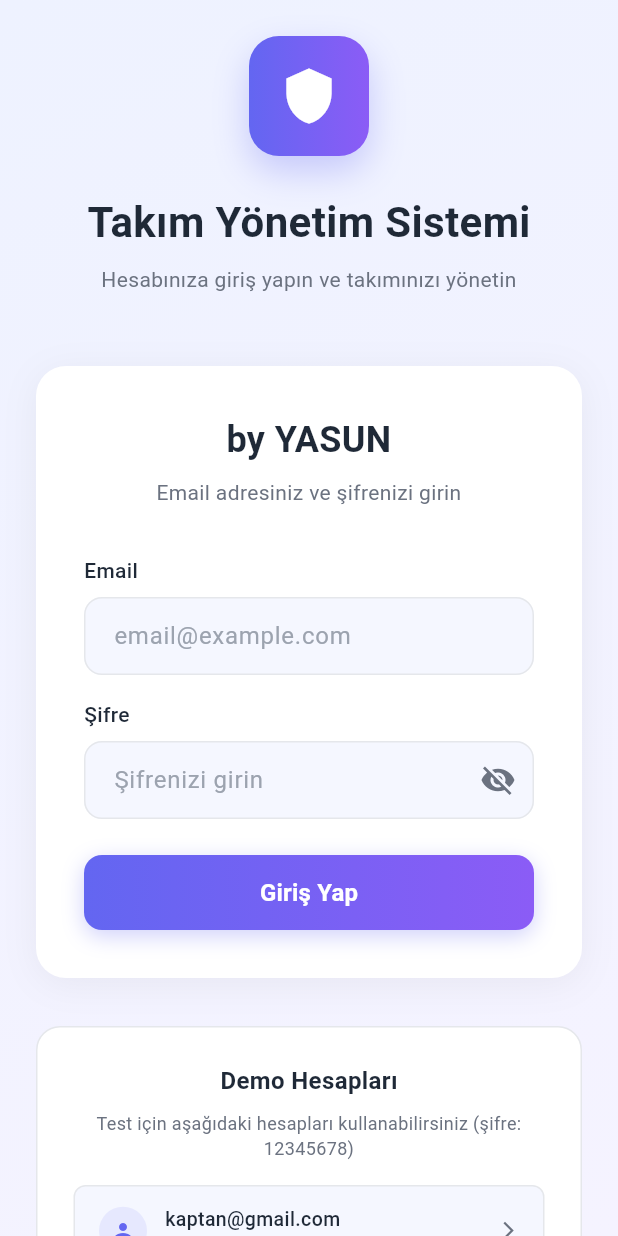
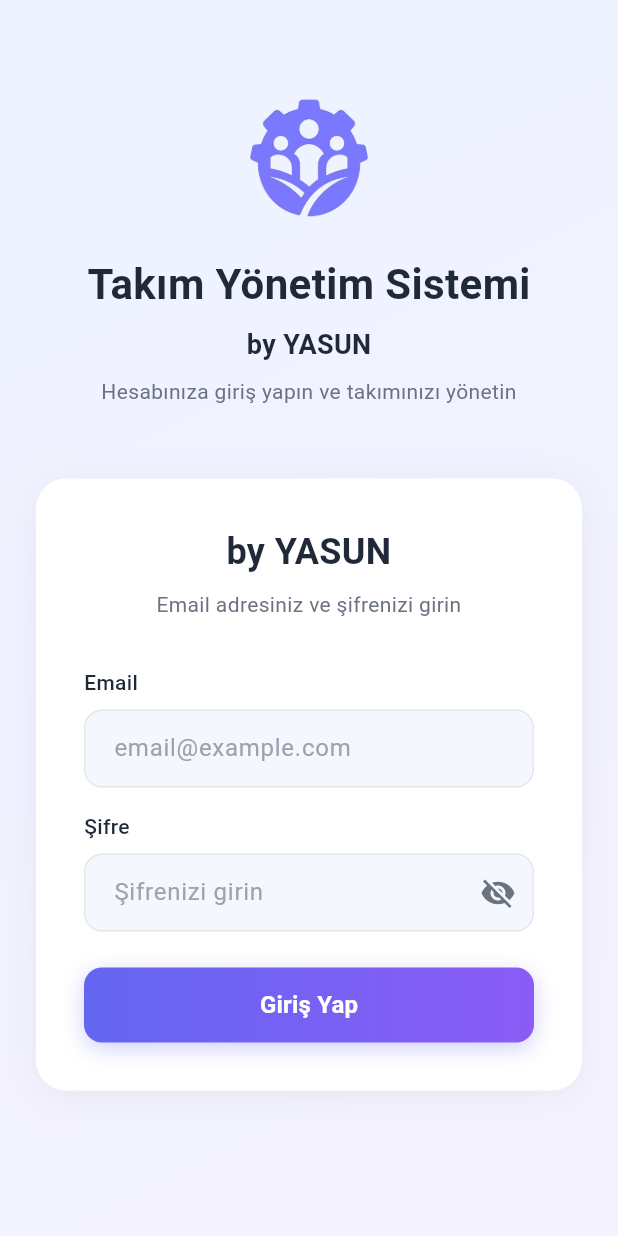
Before and after one commit to 08kerem1907/yasun_app, a Flutter app: the screen it shows after launch, on a phone screen of 412 x 824 dp. Run offline on Flutter 3.47's test engine with Material 3 defaults, Android fonts, the light colour scheme and no system bars; our stand-ins replace cloud_firestore, curved_navigation_bar, firebase_auth, firebase_core, rxdart; accounts and stored records are empty.

Commit message:
login_screen.dart düzenlendi güncellemeler yapıldı

```diff
--- a/lib/screens/login_screen.dart
+++ b/lib/screens/login_screen.dart
@@ -55,10 +55,6 @@ class _LoginScreenState extends State<LoginScreen> {
     }
   }
 
-  void _fillDemoCredentials(String email) {
-    _emailController.text = email;
-    _passwordController.text = '12345678';
-  }
 
   @override
   Widget build(BuildContext context) {
@@ -82,21 +78,6 @@ class _LoginScreenState extends State<LoginScreen> {
                   _buildLoginCard(),
                   const SizedBox(height: 32),
 
-                  // Demo Hesapları
-                  _buildDemoAccounts(),
-                  const SizedBox(height: 16),
-
-                  // Setup butonu
-                  TextButton.icon(
-                    onPressed: () {
-                      Navigator.of(context).pushNamed('/setup');
-                    },
-                    icon: const Icon(Icons.settings, size: 18),
-                    label: const Text('Demo Kullanıcıları Oluştur'),
-                    style: TextButton.styleFrom(
-                      foregroundColor: AppColors.primary,
-                    ),
-                  ),
                 ],
               ),
             ),
@@ -113,21 +94,11 @@ class _LoginScreenState extends State<LoginScreen> {
         Container(
           width: 80,
           height: 80,
-          decoration: BoxDecoration(
-            gradient: AppColors.primaryGradient,
-            borderRadius: BorderRadius.circular(20),
-            boxShadow: [
-              BoxShadow(
-                color: AppColors.primary.withOpacity(0.3),
-                blurRadius: 20,
-                offset: const Offset(0, 10),
-              ),
-            ],
-          ),
-          child: const Icon(
-            Icons.shield,
-            size: 40,
-            color: Colors.white,
+          child: Image.asset(
+            'assets/yasunapp_logo.png',   // kendi resim yolunu yaz
+            width: 50,
+            height: 50,
+            fit: BoxFit.cover,
           ),
         ),
         const SizedBox(height: 24),
@@ -137,6 +108,16 @@ class _LoginScreenState extends State<LoginScreen> {
           'Takım Yönetim Sistemi',
           style: TextStyle(
             fontSize: 28,
+            fontWeight: FontWeight.bold,
+            color: AppColors.textPrimary,
+          ),
+        ),
+        const SizedBox(height: 8),
+
+        const Text(
+          'by YASUN',
+          style: TextStyle(
+            fontSize: 18,
             fontWeight: FontWeight.bold,
             color: AppColors.textPrimary,
           ),
@@ -364,102 +345,6 @@ class _LoginScreenState extends State<LoginScreen> {
     );
   }
 
-  Widget _buildDemoAccounts() {
-    return Container(
-      constraints: const BoxConstraints(maxWidth: 400),
-      decoration: BoxDecoration(
-        color: AppColors.cardBackground,
-        borderRadius: BorderRadius.circular(16),
-        border: Border.all(color: AppColors.border),
-      ),
-      padding: const EdgeInsets.all(24),
-      child: Column(
-        children: [
-          const Text(
-            'Demo Hesapları',
-            style: TextStyle(
-              fontSize: 16,
-              fontWeight: FontWeight.bold,
-              color: AppColors.textPrimary,
-            ),
-          ),
-          const SizedBox(height: 8),
-          const Text(
-            'Test için aşağıdaki hesapları kullanabilirsiniz (şifre: 12345678)',
-            style: TextStyle(
-              fontSize: 12,
-              color: AppColors.textSecondary,
-            ),
-            textAlign: TextAlign.center,
-          ),
-          const SizedBox(height: 16),
-          _buildDemoAccountButton('kaptan@gmail.com', 'Kaptan'),
-          const SizedBox(height: 8),
-          _buildDemoAccountButton('keremuzuner1907@gmail.com', 'Yönetici'),
-          const SizedBox(height: 8),
-          _buildDemoAccountButton('uye@gmail.com', 'Kullanıcı'),
-        ],
-      ),
-    );
-  }
 
-  Widget _buildDemoAccountButton(String email, String role) {
-    return InkWell(
-      onTap: () => _fillDemoCredentials(email),
-      borderRadius: BorderRadius.circular(8),
-      child: Container(
-        padding: const EdgeInsets.symmetric(horizontal: 16, vertical: 12),
-        decoration: BoxDecoration(
-          color: AppColors.background,
-          borderRadius: BorderRadius.circular(8),
-          border: Border.all(color: AppColors.border),
-        ),
-        child: Row(
-          children: [
-            Container(
-              width: 32,
-              height: 32,
-              decoration: BoxDecoration(
-                color: AppColors.primary.withOpacity(0.1),
-                shape: BoxShape.circle,
-              ),
-              child: const Icon(
-                Icons.person,
-                size: 16,
-                color: AppColors.primary,
-              ),
-            ),
-            const SizedBox(width: 12),
-            Expanded(
-              child: Column(
-                crossAxisAlignment: CrossAxisAlignment.start,
-                children: [
-                  Text(
-                    email,
-                    style: const TextStyle(
-                      fontSize: 13,
-                      fontWeight: FontWeight.w500,
-                      color: AppColors.textPrimary,
-                    ),
-                  ),
-                  Text(
-                    role,
-                    style: const TextStyle(
-                      fontSize: 11,
-                      color: AppColors.textSecondary,
-                    ),
-                  ),
-                ],
-              ),
-            ),
-            const Icon(
-              Icons.arrow_forward_ios,
-              size: 14,
-              color: AppColors.textSecondary,
-            ),
-          ],
-        ),
-      ),
-    );
-  }
+
 }
--- a/pubspec.yaml
+++ b/pubspec.yaml
@@ -36,3 +36,8 @@ dev_dependencies:
 
 flutter:
   uses-material-design: true
+
+  assets:
+
+
+    - assets/yasunapp_logo.png
```
Also changed, not shown: assets/yasunapp_logo.png (added), pubspec.lock, 3 other files.
